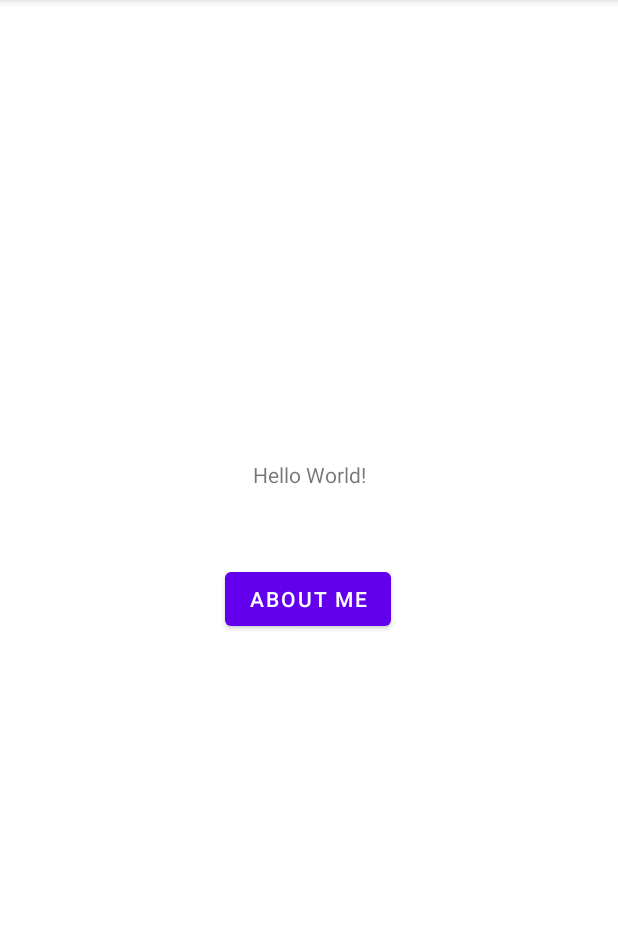
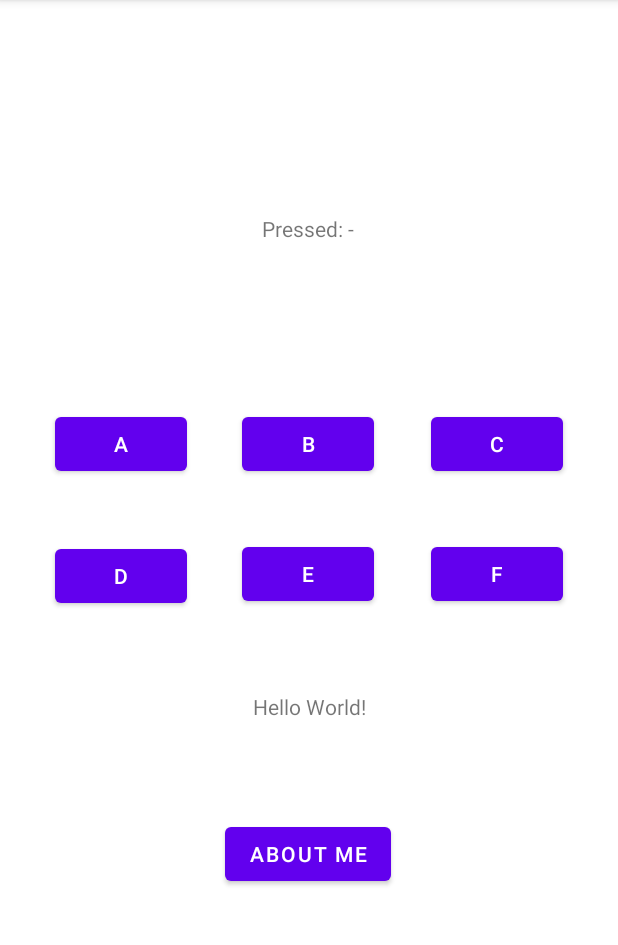
Before and after one commit to ZeitLee/CS5520_sp22, an Android app: the screen it shows after launch (MainActivity), on a phone screen of 412 x 824 dp, the part 84-1029 px from its top. Run offline under Robolectric (Android 15) with nearby library versions, the phone set to English and light mode, and no system bars.

Commit message:
Assignment3 v0.5

```diff
--- a/app/src/main/java/edu/neu/madcourse/numad22sp_zeshengli/MainActivity.java
+++ b/app/src/main/java/edu/neu/madcourse/numad22sp_zeshengli/MainActivity.java
@@ -6,15 +6,32 @@ import android.os.Bundle;
 import android.util.Log;
 import android.view.View;
 import android.widget.Button;
+import android.widget.TextView;
 import android.widget.Toast;
 import android.widget.Toolbar;
 
 public class MainActivity extends AppCompatActivity {
 
+    TextView clickTxt;
+    Button bt2;
+    Button bt3;
+    Button bt4;
+    Button bt5;
+    Button bt6;
+    Button bt7;
+
     @Override
     protected void onCreate(Bundle savedInstanceState) {
         super.onCreate(savedInstanceState);
         setContentView(R.layout.activity_main);
+
+        clickTxt = (TextView) findViewById(R.id.textView2);
+        bt2 = (Button) findViewById(R.id.button2);
+        bt3 = (Button) findViewById(R.id.button3);
+        bt4 = (Button) findViewById(R.id.button4);
+        bt5 = (Button) findViewById(R.id.button5);
+        bt6 = (Button) findViewById(R.id.button6);
+        bt7 = (Button) findViewById(R.id.button7);
 
         //This is about me button
         Button about_me_btn = (Button) findViewById(R.id.aboutMe);
@@ -26,5 +43,42 @@ public class MainActivity extends AppCompatActivity {
                         ".neu.edu.", Toast.LENGTH_SHORT).show();
             }
         });
+
+        bt2.setOnClickListener(new View.OnClickListener() {
+            @Override
+            public void onClick(View v) {
+                clickTxt.setText("Pressed: A");
+            }
+        });
+        bt3.setOnClickListener(new View.OnClickListener() {
+            @Override
+            public void onClick(View v) {
+                clickTxt.setText("Pressed: B");
+            }
+        });
+        bt4.setOnClickListener(new View.OnClickListener() {
+            @Override
+            public void onClick(View v) {
+                clickTxt.setText("Pressed: C");
+            }
+        });
+        bt5.setOnClickListener(new View.OnClickListener() {
+            @Override
+            public void onClick(View v) {
+                clickTxt.setText("Pressed: D");
+            }
+        });
+        bt6.setOnClickListener(new View.OnClickListener() {
+            @Override
+            public void onClick(View v) {
+                clickTxt.setText("Pressed: E");
+            }
+        });
+        bt7.setOnClickListener(new View.OnClickListener() {
+            @Override
+            public void onClick(View v) {
+                clickTxt.setText("Pressed: F");
+            }
+        });
     }
 }
--- a/app/src/main/res/layout/activity_main.xml
+++ b/app/src/main/res/layout/activity_main.xml
@@ -15,7 +15,7 @@
         app:layout_constraintLeft_toLeftOf="parent"
         app:layout_constraintRight_toRightOf="parent"
         app:layout_constraintTop_toTopOf="parent"
-        app:layout_constraintVertical_bias="0.41" />
+        app:layout_constraintVertical_bias="0.616" />
 
     <Button
         android:id="@+id/aboutMe"
@@ -27,6 +27,88 @@
         app:layout_constraintHorizontal_bias="0.498"
         app:layout_constraintStart_toStartOf="parent"
         app:layout_constraintTop_toBottomOf="@+id/textView"
-        app:layout_constraintVertical_bias="0.126" />
+        app:layout_constraintVertical_bias="0.269" />
+
+    <Button
+        android:id="@+id/button2"
+        android:layout_width="wrap_content"
+        android:layout_height="wrap_content"
+        android:text="A"
+        app:layout_constraintBottom_toTopOf="@+id/textView"
+        app:layout_constraintEnd_toStartOf="@+id/button3"
+        app:layout_constraintStart_toStartOf="parent"
+        app:layout_constraintTop_toBottomOf="@+id/textView2"
+        app:layout_constraintVertical_bias="0.438" />
+
+    <Button
+        android:id="@+id/button3"
+        android:layout_width="wrap_content"
+        android:layout_height="wrap_content"
+        android:text="B"
+        app:layout_constraintBottom_toTopOf="@+id/textView"
+        app:layout_constraintEnd_toEndOf="parent"
+        app:layout_constraintHorizontal_bias="0.498"
+        app:layout_constraintStart_toStartOf="parent"
+        app:layout_constraintTop_toBottomOf="@+id/textView2"
+        app:layout_constraintVertical_bias="0.438" />
+
+    <Button
+        android:id="@+id/button4"
+        android:layout_width="wrap_content"
+        android:layout_height="wrap_content"
+        android:text="C"
+        app:layout_constraintBottom_toTopOf="@+id/textView"
+        app:layout_constraintEnd_toEndOf="parent"
+        app:layout_constraintHorizontal_bias="0.507"
+        app:layout_constraintStart_toEndOf="@+id/button3"
+        app:layout_constraintTop_toBottomOf="@+id/textView2"
+        app:layout_constraintVertical_bias="0.438" />
+
+    <Button
+        android:id="@+id/button5"
+        android:layout_width="wrap_content"
+        android:layout_height="wrap_content"
+        android:text="D"
+        app:layout_constraintBottom_toTopOf="@+id/textView"
+        app:layout_constraintEnd_toStartOf="@+id/button6"
+        app:layout_constraintStart_toStartOf="parent"
+        app:layout_constraintTop_toBottomOf="@+id/button2"
+        app:layout_constraintVertical_bias="0.428" />
+
+    <Button
+        android:id="@+id/button6"
+        android:layout_width="wrap_content"
+        android:layout_height="wrap_content"
+        android:text="E"
+        app:layout_constraintBottom_toTopOf="@+id/textView"
+        app:layout_constraintEnd_toEndOf="parent"
+        app:layout_constraintHorizontal_bias="0.498"
+        app:layout_constraintStart_toStartOf="parent"
+        app:layout_constraintTop_toBottomOf="@+id/button3"
+        app:layout_constraintVertical_bias="0.416" />
+
+    <Button
+        android:id="@+id/button7"
+        android:layout_width="wrap_content"
+        android:layout_height="wrap_content"
+        android:text="F"
+        app:layout_constraintBottom_toTopOf="@+id/textView"
+        app:layout_constraintEnd_toEndOf="parent"
+        app:layout_constraintHorizontal_bias="0.507"
+        app:layout_constraintStart_toEndOf="@+id/button6"
+        app:layout_constraintTop_toBottomOf="@+id/button4"
+        app:layout_constraintVertical_bias="0.416" />
+
+    <TextView
+        android:id="@+id/textView2"
+        android:layout_width="wrap_content"
+        android:layout_height="wrap_content"
+        android:text="Pressed: -"
+        app:layout_constraintBottom_toBottomOf="parent"
+        app:layout_constraintEnd_toEndOf="parent"
+        app:layout_constraintHorizontal_bias="0.498"
+        app:layout_constraintStart_toStartOf="parent"
+        app:layout_constraintTop_toTopOf="parent"
+        app:layout_constraintVertical_bias="0.191" />
 
 </androidx.constraintlayout.widget.ConstraintLayout>
```
